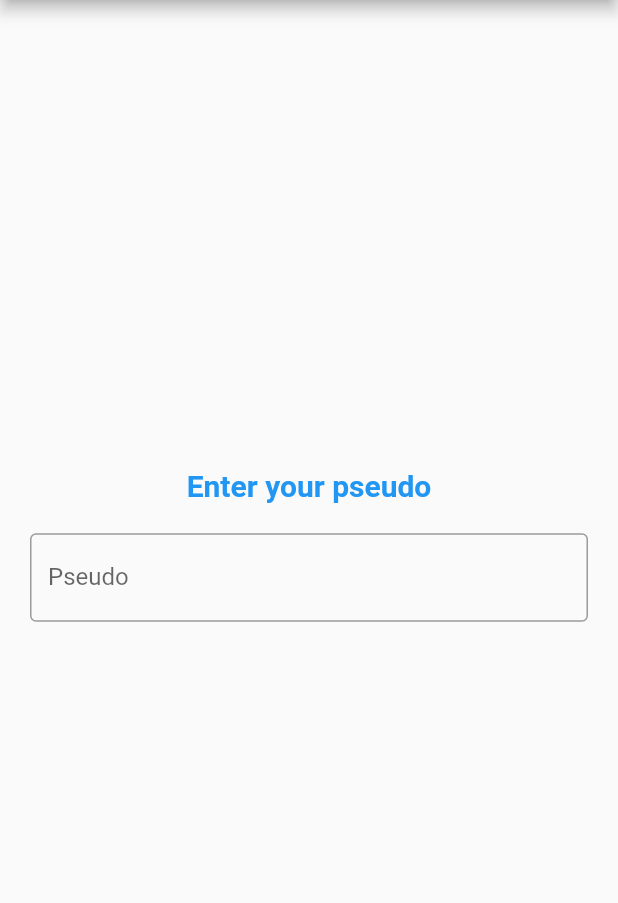
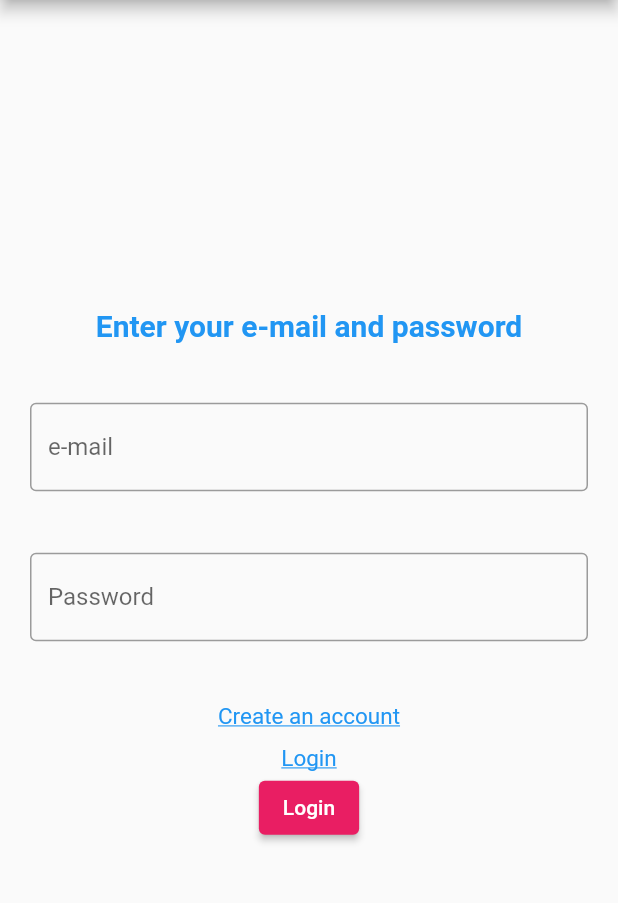
Before and after one commit to FerraraEvan/music_app, a Flutter app: the screen it shows after launch, on a phone screen of 412 x 824 dp, the part 84-987 px from its top. Run offline on Flutter 3.47's test engine with Material 2 defaults, Android fonts, the phone set to English and light mode, and no system bars; our stand-ins replace cloud_firestore, file_picker, firebase_auth, firebase_core, firebase_storage, flutter_bloc and 1 more; accounts and stored records are empty.

Commit message:
Design + code for authentification

```diff
--- a/lib/main.dart
+++ b/lib/main.dart
@@ -2,7 +2,6 @@ import 'package:firebase_core/firebase_core.dart';
 import 'package:flutter/material.dart';
 import 'package:music_app/firebase_options.dart';
 import 'package:music_app/pages/connexion_page.dart';
-import 'package:music_app/pages/search_page.dart';
 
 Future<void> main() async {
   WidgetsFlutterBinding.ensureInitialized();
--- a/lib/pages/connexion_page.dart
+++ b/lib/pages/connexion_page.dart
@@ -1,6 +1,7 @@
 import 'package:flutter/material.dart';
 import 'package:music_app/pages/search_page.dart';
 import '../firebase/firebase.dart';
+import 'package:firebase_auth/firebase_auth.dart';
 
 class ConnexionPage extends StatefulWidget {
   const ConnexionPage({super.key, required this.title});
@@ -13,6 +14,13 @@ class ConnexionPage extends StatefulWidget {
 class _ConnexionPageState extends State<ConnexionPage> {
   FireBaseService fireBaseService = FireBaseService();
 
+  bool isCreating = false;
+  bool isLoggin = false;
+  bool success = false;
+  late String userEmail;
+  late String userPassword;
+  late String userConfirmPassword;
+
   @override
   Widget build(BuildContext context) {
     return Scaffold(
@@ -20,13 +28,11 @@ FireBaseService fireBaseService = FireBaseService();
         title: Text(widget.title),
       ),
       body: Center(
-        child: Column(
-          mainAxisAlignment: MainAxisAlignment.center,
-          children:[
+        child: Column(mainAxisAlignment: MainAxisAlignment.center, children: [
           Container(
-                padding:const EdgeInsets.only(bottom: 20),
+            padding: const EdgeInsets.only(bottom: 20),
             child: const Text(
-                  "Enter your pseudo",
+              "Enter your e-mail and password",
               style: TextStyle(
                 color: Colors.blue,
                 fontSize: 20,
@@ -35,35 +41,111 @@ FireBaseService fireBaseService = FireBaseService();
             ),
           ),
           SizedBox(
-              height:   100,
+            height: 100,
             width: 500,
             child: Container(
-                padding: const EdgeInsets.only(left: 20, right: 20),
+              padding: const EdgeInsets.only(
+                  left: 20, right: 20, bottom: 20, top: 20),
               child: TextField(
                 decoration: const InputDecoration(
                   border: OutlineInputBorder(),
-                    labelText: 'Pseudo',
+                  labelText: 'e-mail',
                 ),
-                  onSubmitted: (String value) {
-                    if(value != ""){
-                      Navigator.push(
-                        context,
-                        MaterialPageRoute(builder: (context) => SearchMusicView(value)),
-                      );
-                    }
-                    else{
-                      ScaffoldMessenger.of(context).showSnackBar(
-                        const SnackBar(
-                          content: Text('Pseudo non valide'),
-                        ),
-                      );
-                    }
-                  }
+                onChanged: (value) => userEmail = value,
               ),
             ),
           ),
+          SizedBox(
+            height: 100,
+            width: 500,
+            child: Container(
+              padding: const EdgeInsets.only(
+                  left: 20, right: 20, bottom: 5, top: 20),
+              child: TextField(
+                decoration: const InputDecoration(
+                  border: OutlineInputBorder(),
+                  labelText: 'Password',
+                ),
+                onChanged: (value) => userPassword = value,
+              ),
+            ),
+          ),
+          Container(
+            padding: const EdgeInsets.only(
+            left: 20, right: 20, bottom: 20),
+            child: isCreating ? TextField(
+              decoration: const InputDecoration(
+                border: OutlineInputBorder(),
+                labelText: 'Confirmate Password',
+              ),
+              onChanged: (value) => userConfirmPassword = value,
+            ):
+            const SizedBox(height: 0, width: 0),
+          ),
+          Container(
+            padding: const EdgeInsets.only(bottom: 10),
+            child: InkWell(
+              onTap: () {
+                setState(() {
+                  isCreating = true;
+                  isLoggin = false;
+                });
+              },
+              child: isCreating ? const SizedBox(height: 0, width: 0)
+               :const Text(
+                "Create an account",
+                style: TextStyle(
+                  color: Colors.blue,
+                  fontSize: 15,
+                  decoration: TextDecoration.underline,
+                ),
+              )
+              ),
+          ),
+            InkWell(
+            onTap: () {
+              setState(() {
+                isCreating = false;
+                isLoggin = true;
+              });
+            },
+            child: isLoggin ? const SizedBox(height: 0, width: 0)
+             :const Text(
+              "Login",
+              style: TextStyle(
+                color: Colors.blue,
+                fontSize: 15,
+                decoration: TextDecoration.underline,
+              ),
+            )
+            ),
+            isCreating ? ElevatedButton(onPressed: createAccount, child: const Text("Create an account")) :
+            ElevatedButton(onPressed: loginToFirebase, child: const Text("Login")),
         ]),
       ),
     );
   }
+
+  Future<void> loginToFirebase() async {
+      await FirebaseAuth.instance.signInWithEmailAndPassword(
+          email: userEmail, password: userPassword);
+      goToSearchView();
   }
+
+  Future<void> createAccount() async {
+    if (userPassword == userConfirmPassword) {
+      await FirebaseAuth.instance.createUserWithEmailAndPassword(
+          email: userEmail, password: userPassword);
+    }
+    else{
+      const snackBar = SnackBar(content: Text('Passwords are not the same'));
+      ScaffoldMessenger.of(context).showSnackBar(snackBar);
+    }
+  }
+
+  void goToSearchView() {
+    Navigator.push(
+                    context,
+                    MaterialPageRoute(builder: (context) => const SearchMusicView("rt")));
+  }
+}
--- a/pubspec.yaml
+++ b/pubspec.yaml
@@ -47,6 +47,7 @@ dependencies:
   device_info_plus: ^8.0.0
   firebase_storage: ^11.0.9
   file_picker: ^5.2.4
+  firebase_auth: ^4.2.3
 
 dev_dependencies:
   flutter_test:
```
Also changed, not shown: pubspec.lock, 1 other file. Lines whose indentation alone changed are shown as unchanged.
